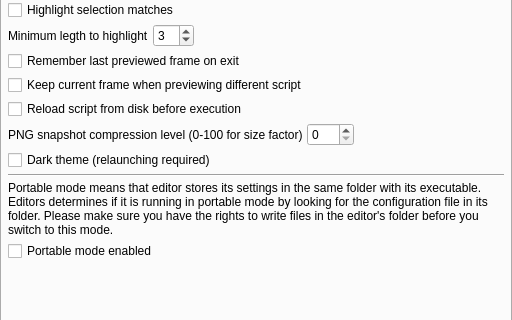
Above: vsedit/src/settings/settings_dialog.ui from YomikoR/VapourSynth-Editor before the change; both pictures show x 0 to 512 and y 185 to 505 of the 512 by 665 pixel window. Below: the same form after it.
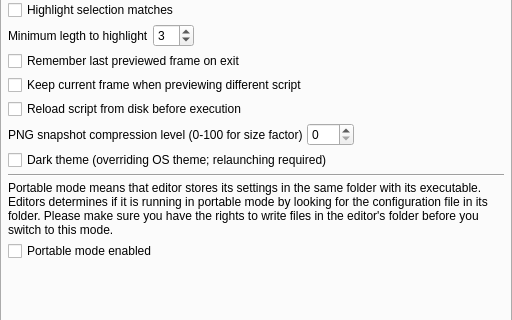
That is the form after the change.

Commit message: Offer qdarkstyle theme for all platforms

Diff of the .ui file:
```diff
--- a/vsedit/src/settings/settings_dialog.ui
+++ b/vsedit/src/settings/settings_dialog.ui
@@ -291,7 +291,7 @@
        <item>
         <widget class="QCheckBox" name="darkModeCheckBox">
          <property name="text">
-          <string>Dark theme (relaunching required)</string>
+          <string>Dark theme (overriding OS theme; relaunching required)</string>
          </property>
         </widget>
        </item>
```
The commit also changes 5 other files.
